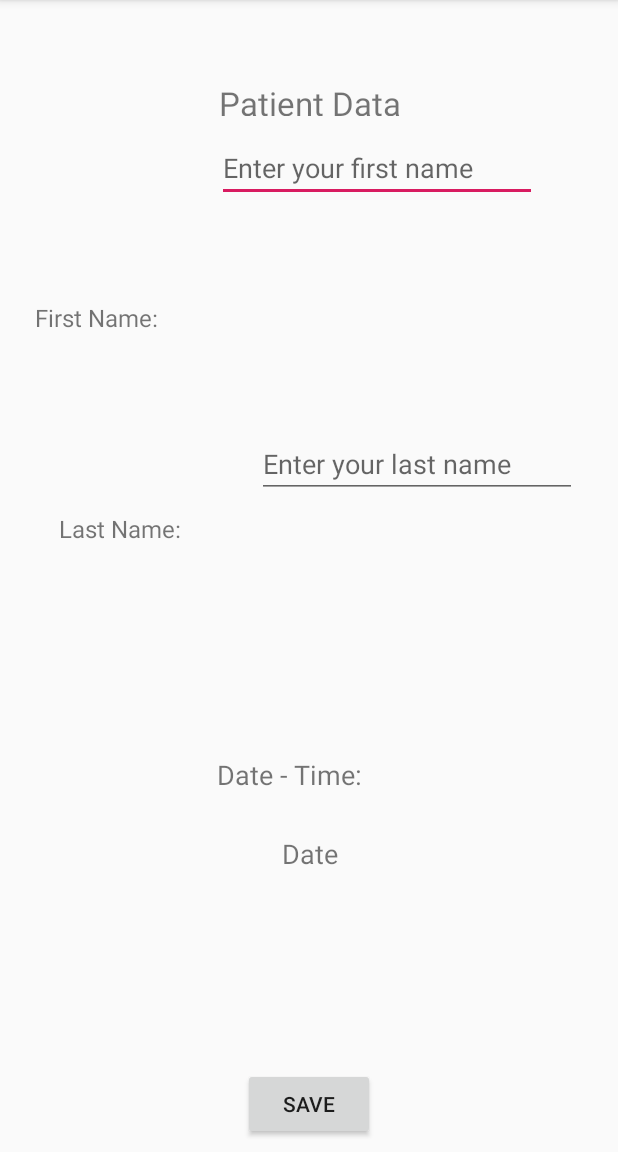
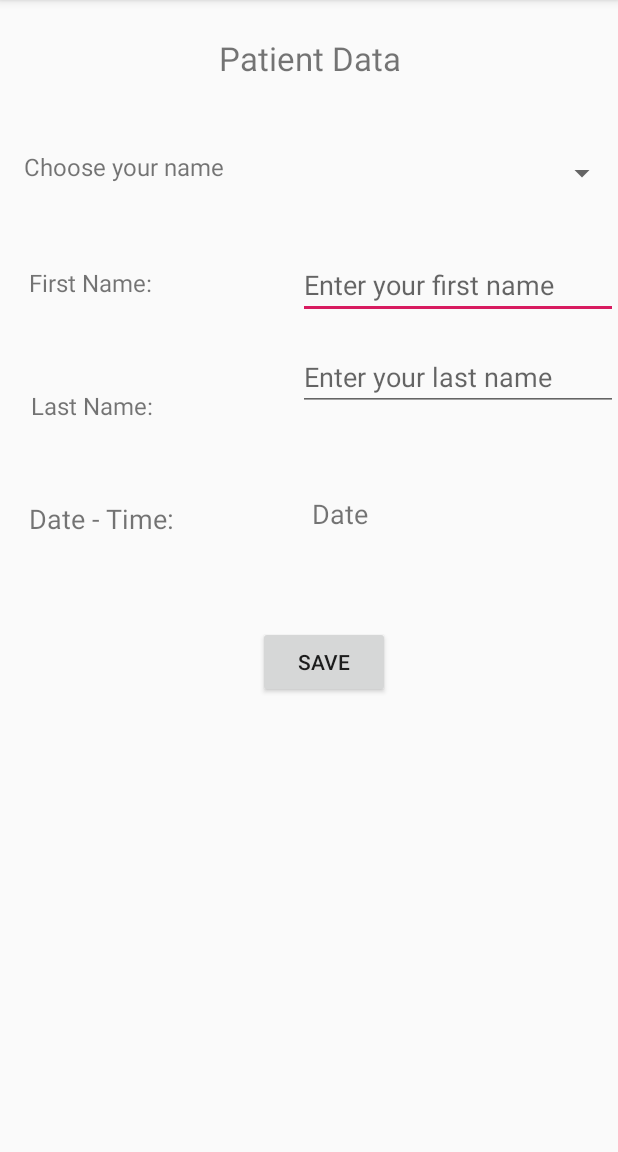
Before and after one commit to jahnavicheyyanda/HealthTracker, an Android app: the patient_data screen opened directly, with no data from a screen before it, on a phone screen of 412 x 824 dp, the part 84-1236 px from its top. Run offline under Robolectric (Android 15) with nearby library versions, the phone set to English and light mode, and no system bars; our stand-ins replace Room's generated code.

Commit message:
Added spinner to patient data page

```diff
--- a/app/build.gradle
+++ b/app/build.gradle
@@ -41,6 +41,7 @@ dependencies {
     testImplementation 'junit:junit:4.12'
     androidTestImplementation 'com.android.support.test:runner:1.0.2'
     androidTestImplementation 'com.android.support.test.espresso:espresso-core:3.0.2'
+
     // Room
     def room_version = "2.1.0-alpha02"
     implementation "androidx.room:room-runtime:$room_version"
--- a/app/src/main/res/layout/activity_patient_data.xml
+++ b/app/src/main/res/layout/activity_patient_data.xml
@@ -9,68 +9,56 @@
     <TextView
         android:id="@+id/patient_data"
         android:layout_width="wrap_content"
-        android:layout_height="23dp"
-        android:layout_marginStart="148dp"
-        android:layout_marginEnd="148dp"
-        android:layout_marginBottom="8dp"
+        android:layout_height="24dp"
+        android:layout_marginStart="8dp"
+        android:layout_marginTop="24dp"
+        android:layout_marginEnd="8dp"
         android:contentDescription="@string/patient_data"
         android:text="@string/patient_data"
         android:textSize="22sp"
-        app:layout_constraintBottom_toBottomOf="parent"
         app:layout_constraintEnd_toEndOf="parent"
-        app:layout_constraintHorizontal_bias="0.485"
+        app:layout_constraintHorizontal_bias="0.502"
         app:layout_constraintStart_toStartOf="parent"
-        app:layout_constraintTop_toTopOf="parent"
-        app:layout_constraintVertical_bias="0.073" />
+        app:layout_constraintTop_toTopOf="parent" />
 
     <TextView
         android:id="@+id/name_data"
         android:layout_width="wrap_content"
-        android:layout_height="wrap_content"
+        android:layout_height="30dp"
         android:layout_marginStart="8dp"
-        android:layout_marginTop="40dp"
-        android:layout_marginBottom="18dp"
+        android:layout_marginTop="52dp"
+        android:layout_marginEnd="8dp"
         android:contentDescription="@string/name_data"
         android:text="@string/name_data"
         android:textSize="16sp"
-        app:layout_constraintBottom_toTopOf="@+id/last_name"
-        app:layout_constraintEnd_toEndOf="parent"
-        app:layout_constraintHorizontal_bias="0.047"
+        app:layout_constraintEnd_toStartOf="@+id/InputName"
+        app:layout_constraintHorizontal_bias="0.112"
         app:layout_constraintStart_toStartOf="parent"
-        app:layout_constraintTop_toBottomOf="@+id/patient_data" />
+        app:layout_constraintTop_toBottomOf="@+id/choose_patient_data" />
 
     <EditText
         android:id="@+id/InputName"
         android:layout_width="wrap_content"
         android:layout_height="wrap_content"
-        android:layout_marginStart="8dp"
-        android:layout_marginTop="12dp"
-        android:layout_marginEnd="8dp"
-        android:layout_marginBottom="18dp"
+        android:layout_marginTop="36dp"
         android:ems="10"
         android:hint="@string/first_name"
         android:inputType="textPersonName"
-        app:layout_constraintBottom_toTopOf="@+id/InputLastName"
         app:layout_constraintEnd_toEndOf="parent"
-        app:layout_constraintHorizontal_bias="0.408"
-        app:layout_constraintStart_toEndOf="@+id/name_data"
-        app:layout_constraintTop_toBottomOf="@+id/patient_data"
-        app:layout_constraintVertical_bias="0.3"
-        app:layout_constraintVertical_chainStyle="spread_inside"
+        app:layout_constraintTop_toBottomOf="@+id/spinner_patient"
         tools:ignore="Autofill" />
 
     <TextView
         android:id="@+id/last_name"
         android:layout_width="wrap_content"
         android:layout_height="wrap_content"
-        android:layout_marginStart="20dp"
-        android:layout_marginTop="18dp"
-        android:layout_marginEnd="23dp"
-        android:layout_marginBottom="57dp"
+        android:layout_marginStart="8dp"
+        android:layout_marginTop="52dp"
+        android:layout_marginEnd="8dp"
         android:text="@string/last_data"
         android:textSize="16sp"
-        app:layout_constraintBottom_toTopOf="@+id/date"
         app:layout_constraintEnd_toStartOf="@+id/InputLastName"
+        app:layout_constraintHorizontal_bias="0.125"
         app:layout_constraintStart_toStartOf="parent"
         app:layout_constraintTop_toBottomOf="@+id/name_data" />
 
@@ -78,66 +66,77 @@
         android:id="@+id/InputLastName"
         android:layout_width="wrap_content"
         android:layout_height="wrap_content"
-        android:layout_marginStart="8dp"
-        android:layout_marginTop="18dp"
-        android:layout_marginEnd="8dp"
-        android:layout_marginBottom="28dp"
+        android:layout_marginTop="16dp"
         android:ems="10"
         android:hint="@string/last_name"
         android:inputType="textPersonName"
-        app:layout_constraintBottom_toTopOf="@+id/date"
         app:layout_constraintEnd_toEndOf="parent"
-        app:layout_constraintHorizontal_bias="0.6"
-        app:layout_constraintStart_toEndOf="@+id/last_name"
         app:layout_constraintTop_toBottomOf="@+id/InputName"
         tools:ignore="Autofill" />
 
     <TextView
         android:id="@+id/date"
         android:layout_width="wrap_content"
-        android:layout_height="wrap_content"
-        android:layout_marginStart="136dp"
-        android:layout_marginTop="28dp"
-        android:layout_marginEnd="129dp"
-        android:layout_marginBottom="239dp"
+        android:layout_height="25dp"
+        android:layout_marginStart="8dp"
+        android:layout_marginTop="52dp"
+        android:layout_marginEnd="8dp"
         android:contentDescription="@string/date_data"
         android:text="@string/date_data"
         android:textSize="18sp"
-        app:layout_constraintBottom_toBottomOf="parent"
-        app:layout_constraintEnd_toEndOf="parent"
-        app:layout_constraintHorizontal_bias="0.173"
-        app:layout_constraintHorizontal_chainStyle="spread_inside"
+        app:layout_constraintEnd_toStartOf="@+id/date_data_input"
+        app:layout_constraintHorizontal_bias="0.116"
         app:layout_constraintStart_toStartOf="parent"
-        app:layout_constraintTop_toBottomOf="@+id/InputLastName" />
+        app:layout_constraintTop_toBottomOf="@+id/last_name" />
 
     <Button
         android:id="@+id/save_button"
         android:layout_width="wrap_content"
         android:layout_height="wrap_content"
         android:layout_marginStart="8dp"
+        android:layout_marginTop="8dp"
         android:layout_marginEnd="8dp"
-        android:layout_marginBottom="8dp"
+        android:layout_marginBottom="32dp"
         android:text="@string/save_button"
         app:layout_constraintBottom_toBottomOf="parent"
         app:layout_constraintEnd_toEndOf="parent"
-        app:layout_constraintStart_toStartOf="parent" />
+        app:layout_constraintHorizontal_bias="0.532"
+        app:layout_constraintStart_toStartOf="parent"
+        app:layout_constraintTop_toBottomOf="@+id/date"
+        app:layout_constraintVertical_bias="0.157" />
 
     <TextView
         android:id="@+id/date_data_input"
-        android:layout_width="wrap_content"
-        android:layout_height="wrap_content"
-        android:layout_marginStart="162dp"
-        android:layout_marginTop="28dp"
-        android:layout_marginEnd="161dp"
-        android:layout_marginBottom="130dp"
+        android:layout_width="204dp"
+        android:layout_height="27dp"
+        android:layout_marginTop="56dp"
         android:contentDescription="@string/date_data_input"
         android:text="@string/date_data_input"
         android:textSize="18sp"
-        app:layout_constraintBottom_toTopOf="@+id/save_button"
         app:layout_constraintEnd_toEndOf="parent"
+        app:layout_constraintTop_toBottomOf="@+id/InputLastName" />
+
+    <TextView
+        android:id="@+id/choose_patient_data"
+        android:layout_width="wrap_content"
+        android:layout_height="25dp"
+        android:layout_marginStart="8dp"
+        android:layout_marginTop="52dp"
+        android:layout_marginEnd="8dp"
+        android:text="@string/choose_data"
+        android:textSize="@dimen/std"
+        app:layout_constraintEnd_toStartOf="@+id/spinner_patient"
+        app:layout_constraintHorizontal_bias="0.131"
         app:layout_constraintStart_toStartOf="parent"
-        app:layout_constraintTop_toBottomOf="@+id/date"
-        app:layout_constraintVertical_bias="0.0" />
+        app:layout_constraintTop_toBottomOf="@+id/patient_data" />
+
+    <Spinner
+        android:id="@+id/spinner_patient"
+        android:layout_width="199dp"
+        android:layout_height="31dp"
+        android:layout_marginTop="52dp"
+        app:layout_constraintEnd_toEndOf="parent"
+        app:layout_constraintTop_toBottomOf="@+id/patient_data" />
 
 
 </android.support.constraint.ConstraintLayout>
--- a/app/src/main/res/values/dimens.xml
+++ b/app/src/main/res/values/dimens.xml
@@ -5,4 +5,5 @@
     <dimen name="nav_header_vertical_spacing">8dp</dimen>
     <dimen name="nav_header_height">176dp</dimen>
     <dimen name="fab_margin">16dp</dimen>
+    <dimen name="std">16sp</dimen>
 </resources>
--- a/app/src/main/res/values/strings.xml
+++ b/app/src/main/res/values/strings.xml
@@ -19,4 +19,5 @@
     <string name="text_opening">Please connect to a bluetooth device</string>
     <string name="date_data_input">Date</string>
     <string name="time_data_input">Time</string>
+    <string name="choose_data">Choose your name</string>
 </resources>
```
